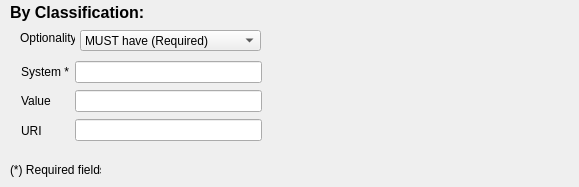
Above: GUI_Windows/Filters-Requirements/by_classification.ui from ivanfelipeib/Masterarbeit before the change. Below: the same form after it.
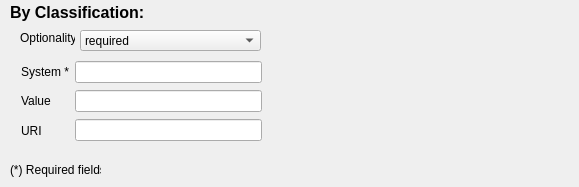
That is the form after the change.

```diff
--- a/GUI_Windows/Filters-Requirements/by_classification.ui
+++ b/GUI_Windows/Filters-Requirements/by_classification.ui
@@ -109,7 +109,7 @@
     </property>
     <item>
      <property name="text">
-      <string>MUST have (Required)</string>
+      <string>required</string>
      </property>
     </item>
     <item>
```
Left out of the diff: 4 changed lines with no effect on the pictures.
